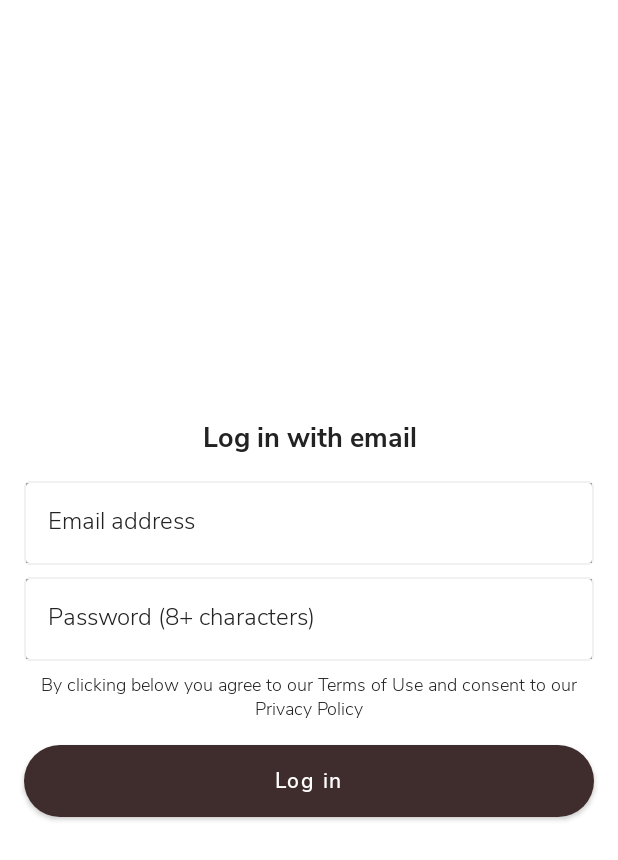
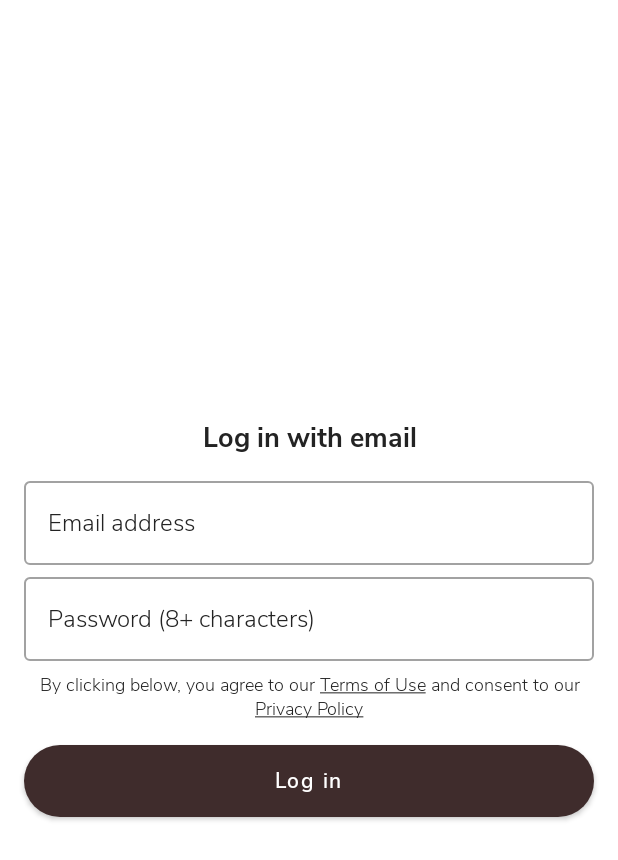
Before and after one commit to rramprasad/BloomApp, an Android app built with Jetpack Compose: the screen it shows after launch (MainActivity), after a tap on "Log in", on a phone screen of 412 x 824 dp. Shown: the top 860 px of the screen. Run offline under Robolectric (Android 15) with nearby library versions, the phone set to English and light mode, and no system bars.

Commit message:
Completed login screen UI

```diff
--- a/app/build.gradle
+++ b/app/build.gradle
@@ -66,14 +66,14 @@ android {
 
 dependencies {
     implementation 'androidx.core:core-ktx:1.3.2'
-    implementation 'androidx.appcompat:appcompat:1.3.0-beta01'
+    implementation 'androidx.appcompat:appcompat:1.3.0-rc01'
     implementation 'com.google.android.material:material:1.3.0'
-    implementation "androidx.activity:activity-compose:1.3.0-alpha04"
+    implementation "androidx.activity:activity-compose:1.3.0-alpha06"
     implementation "androidx.compose.ui:ui:$compose_version"
     implementation "androidx.compose.material:material:$compose_version"
     implementation "androidx.compose.material:material-icons-extended:$compose_version"
     implementation "androidx.compose.ui:ui-tooling:$compose_version"
-    implementation 'androidx.lifecycle:lifecycle-runtime-ktx:2.3.0'
+    implementation 'androidx.lifecycle:lifecycle-runtime-ktx:2.3.1'
     implementation "androidx.navigation:navigation-compose:1.0.0-alpha09"
 
     testImplementation 'junit:junit:4.13.2'
--- a/app/src/main/java/dev/ramprasad/bloom/ui/LoginScreen.kt
+++ b/app/src/main/java/dev/ramprasad/bloom/ui/LoginScreen.kt
@@ -1,19 +1,34 @@
 package dev.ramprasad.bloom.ui
 
+import android.content.Context
+import android.content.Intent
 import android.content.res.Configuration
+import android.net.Uri
+import android.widget.Toast
 import androidx.compose.foundation.background
 import androidx.compose.foundation.border
+import androidx.compose.foundation.clickable
+import androidx.compose.foundation.focusable
 import androidx.compose.foundation.layout.*
+import androidx.compose.foundation.text.ClickableText
+import androidx.compose.foundation.text.KeyboardOptions
 import androidx.compose.material.*
-import androidx.compose.runtime.Composable
+import androidx.compose.runtime.*
+import androidx.compose.runtime.saveable.rememberSaveable
+import androidx.compose.runtime.saveable.rememberSaveableStateHolder
 import androidx.compose.ui.Alignment
 import androidx.compose.ui.Modifier
 import androidx.compose.ui.draw.clip
 import androidx.compose.ui.graphics.Brush
 import androidx.compose.ui.graphics.Color
+import androidx.compose.ui.platform.LocalContext
 import androidx.compose.ui.res.stringResource
+import androidx.compose.ui.text.*
+import androidx.compose.ui.text.input.KeyboardType
+import androidx.compose.ui.text.input.PasswordVisualTransformation
 import androidx.compose.ui.text.input.VisualTransformation
 import androidx.compose.ui.text.style.TextAlign
+import androidx.compose.ui.text.style.TextDecoration
 import androidx.compose.ui.tooling.preview.Devices
 import androidx.compose.ui.tooling.preview.Preview
 import androidx.compose.ui.unit.dp
@@ -60,51 +75,166 @@ fun LoginTitle() {
 
 @Composable
 fun EmailTextField() {
+    var email by rememberSaveable {
+        mutableStateOf("")
+    }
+
     OutlinedTextField(
-        value = "",
-        onValueChange = {},
+        value = email,
+        onValueChange = {
+            if(it.length < 50){
+                email = it
+            }
+        },
         placeholder = { Text(text = stringResource(id = R.string.email_address),color = MaterialTheme.colors.onPrimary)},
         enabled = true,
         modifier = Modifier
             .fillMaxWidth()
-            .padding(16.dp, 0.dp, 16.dp, 0.dp)
-            .border(1.dp, MaterialTheme.colors.surface),
+            .padding(16.dp, 0.dp, 16.dp, 0.dp),
+        singleLine = true,
+        keyboardOptions = KeyboardOptions(
+            keyboardType = KeyboardType.Email
+        ),
         textStyle = MaterialTheme.typography.body1,
         colors = TextFieldDefaults.textFieldColors(
-            backgroundColor = MaterialTheme.colors.background
+            backgroundColor = MaterialTheme.colors.background,
+            textColor = MaterialTheme.colors.onPrimary,
+            focusedIndicatorColor = MaterialTheme.colors.onPrimary,
+            focusedLabelColor = MaterialTheme.colors.onPrimary,
+            cursorColor = MaterialTheme.colors.onPrimary
         )
-
     )
 }
 
 @Composable
 fun PasswordTextField() {
+    var password by rememberSaveable {
+        mutableStateOf("")
+    }
+
     OutlinedTextField(
-        value = "",
-        onValueChange = {},
+        value = password,
+        onValueChange = {
+            if(it.length < 50) {
+                password = it
+            }
+        },
         placeholder = { Text(text = stringResource(id = R.string.password),color = MaterialTheme.colors.onPrimary)},
         enabled = true,
         modifier = Modifier
             .fillMaxWidth()
-            .padding(16.dp, 0.dp, 16.dp, 0.dp)
-            .border(1.dp, MaterialTheme.colors.surface),
+            .padding(16.dp, 0.dp, 16.dp, 0.dp),
+        keyboardOptions = KeyboardOptions(
+            keyboardType = KeyboardType.Password
+        ),
+        singleLine = true,
+        visualTransformation = PasswordVisualTransformation(),
         textStyle = MaterialTheme.typography.body1,
         colors = TextFieldDefaults.textFieldColors(
-            backgroundColor = MaterialTheme.colors.background
+            backgroundColor = MaterialTheme.colors.background,
+            textColor = MaterialTheme.colors.onPrimary,
+            focusedIndicatorColor = MaterialTheme.colors.onPrimary,
+            focusedLabelColor = MaterialTheme.colors.onPrimary,
+            cursorColor = MaterialTheme.colors.onPrimary
         )
     )
 }
 
 @Composable
 fun TermsOfUseText() {
-    Text(text = stringResource(id = R.string.terms_of_use),
+    val annotatedString1 = buildAnnotatedString {
+        append(stringResource(id = R.string.terms_of_use_1))
+        addStringAnnotation(
+            tag = "TERMS_OF_USE",
+            annotation = "https://developer.android.com",
+            start = 35,
+            end = 46
+        )
+        addStyle(
+            SpanStyle(
+                textDecoration = TextDecoration.Underline,
+            ),
+            start = 36,
+            end = 48
+        )
+
+        addStyle(
+            SpanStyle(
+                color = MaterialTheme.colors.onPrimary
+            ),
+            start = 0,
+            end = 48
+        )
+    }
+
+    val annotatedString2 = buildAnnotatedString {
+        append(stringResource(id = R.string.terms_of_use_2))
+        addStringAnnotation(
+            tag = "PRIVACY_POLICY",
+            annotation = "https://developer.android.com",
+            start = 19,
+            end = 33
+        )
+        addStyle(
+            SpanStyle(
+                textDecoration = TextDecoration.Underline
+            ),
+            start = 19,
+            end = 33
+        )
+
+        addStyle(
+            SpanStyle(
+                color = MaterialTheme.colors.onPrimary
+            ),
+            start = 0,
+            end = 33
+        )
+    }
+
+    val annotatedString = buildAnnotatedString {
+        withStyle(ParagraphStyle(
+            textAlign = TextAlign.Center
+        )){
+            append(annotatedString1)
+            append(" ")
+            append(annotatedString2)
+        }
+    }
+
+    val currentContext = LocalContext.current
+    ClickableText(text = annotatedString,
         modifier = Modifier
             .fillMaxWidth()
             .padding(16.dp, 0.dp, 16.dp, 0.dp),
         style = MaterialTheme.typography.body2,
-        color = MaterialTheme.colors.onPrimary,
-        textAlign = TextAlign.Center
+        onClick = { offset ->
+            annotatedString.getStringAnnotations(
+                tag = "TERMS_OF_USE",
+                start = offset,
+                end = offset
+            ).firstOrNull()?.let {
+                launchInBrowser(it, currentContext)
+            }
+
+            annotatedString.getStringAnnotations(
+                tag = "PRIVACY_POLICY",
+                start = offset,
+                end = offset
+            ).firstOrNull()?.let {
+                launchInBrowser(it, currentContext)
+            }
+        }
     )
+}
+
+private fun launchInBrowser(
+    it: AnnotatedString.Range<String>,
+    currentContext: Context
+) {
+    val intent = Intent(Intent.ACTION_VIEW)
+    intent.data = Uri.parse(it.item)
+    currentContext.startActivity(intent)
 }
 
 @Composable
--- a/app/src/main/res/values-night/themes.xml
+++ b/app/src/main/res/values-night/themes.xml
@@ -20,7 +20,9 @@
         <item name="colorSecondaryVariant">@color/teal_200</item>
         <item name="colorOnSecondary">@color/black</item>
         <!-- Status bar color. -->
-        <item name="android:statusBarColor" tools:targetApi="l">?attr/colorPrimaryVariant</item>
+        <item name="android:statusBarColor" tools:targetApi="l">@android:color/transparent</item>
+        <item name="android:windowTranslucentStatus">false</item>
+        <item name="android:windowTranslucentNavigation">true</item>
         <!-- Customize your theme here. -->
     </style>
 </resources>
--- a/app/src/main/res/values/strings.xml
+++ b/app/src/main/res/values/strings.xml
@@ -17,5 +17,6 @@
     <string name="login_with_email">Log in with email</string>
     <string name="email_address">Email address</string>
     <string name="password">Password (8+ characters)</string>
-    <string name="terms_of_use">By clicking below you agree to our Terms of Use and consent to our Privacy Policy</string>
+    <string name="terms_of_use_1">By clicking below, you agree to our Terms of Use </string>
+    <string name="terms_of_use_2">and consent to our Privacy Policy</string>
 </resources>
--- a/build.gradle
+++ b/build.gradle
@@ -16,8 +16,8 @@
 
 buildscript {
     //ext.kotlin_version = '1.5.0-M1'
-    ext.kotlin_version = '1.4.31'
-    ext.compose_version = '1.0.0-beta02'
+    ext.kotlin_version = '1.4.32'
+    ext.compose_version = '1.0.0-beta04'
     ext.coroutines_version = '1.4.2'
 
     repositories {
@@ -27,7 +27,7 @@ buildscript {
     }
 
     dependencies {
-        classpath 'com.android.tools.build:gradle:7.0.0-alpha13'
+        classpath 'com.android.tools.build:gradle:7.0.0-alpha14'
         classpath "org.jetbrains.kotlin:kotlin-gradle-plugin:$kotlin_version"
     }
 }
```
Also changed, not shown: gradle/wrapper/gradle-wrapper.properties, 2 other files.
